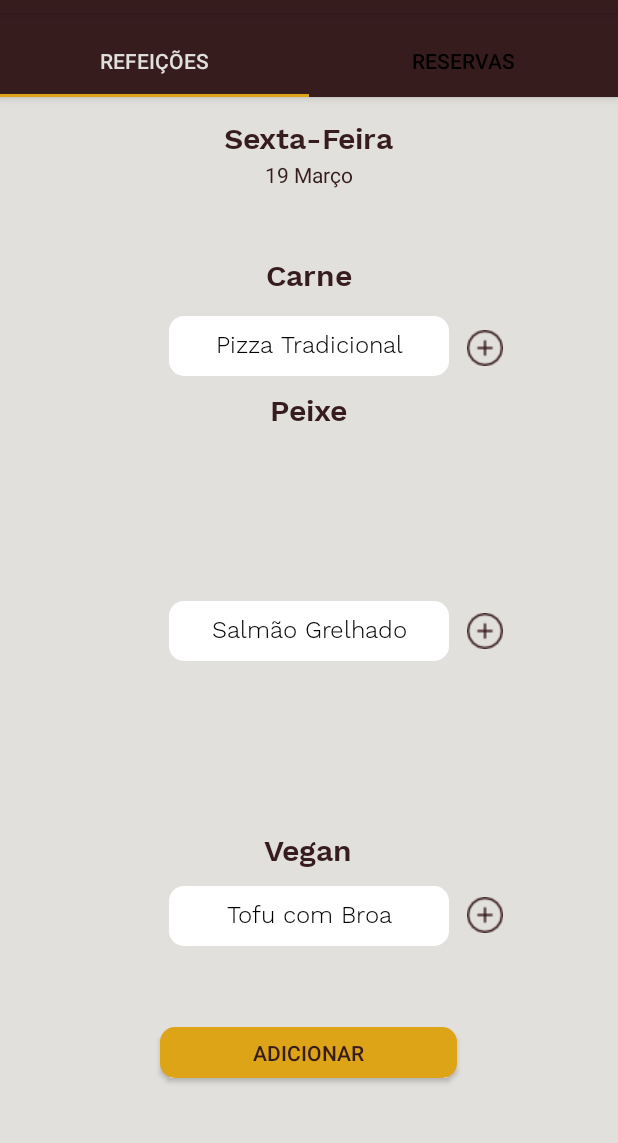
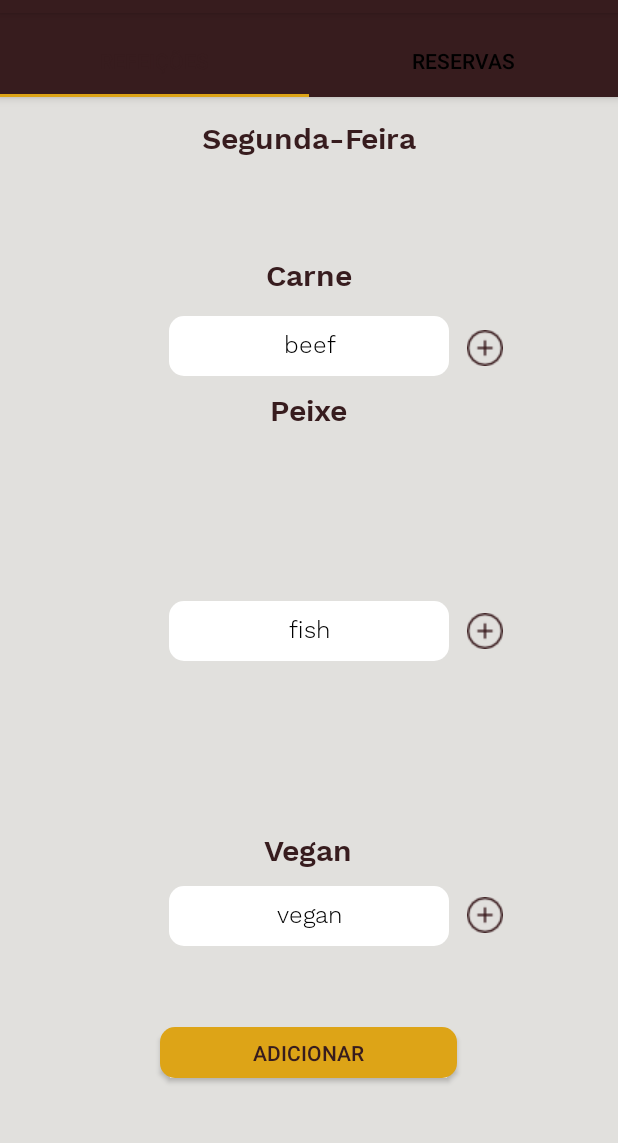
Before and after one commit to andregouveia8/yourmeal, an Android app: the EmployeeActivity screen opened directly, with no data from a screen before it, on a phone screen of 412 x 824 dp, the part 71-1214 px from its top. Run offline under Robolectric (Android 15) with nearby library versions, the phone set to English and light mode, and no system bars.

Commit message:
up
funcionarias com erros

```diff
--- a/app/src/main/java/com/ym/yourmeal/EmployeeActivity.java
+++ b/app/src/main/java/com/ym/yourmeal/EmployeeActivity.java
@@ -2,6 +2,7 @@ package com.ym.yourmeal;
 
 
 import android.app.Dialog;
+import android.content.Intent;
 import android.os.Bundle;
 import android.support.design.widget.TabLayout;
 import android.support.v4.view.ViewPager;
@@ -36,7 +37,6 @@ public class EmployeeActivity extends AppCompatActivity {
 
 
 
-
     }
 
 
--- a/app/src/main/java/com/ym/yourmeal/Tab1Fragment.java
+++ b/app/src/main/java/com/ym/yourmeal/Tab1Fragment.java
@@ -1,18 +1,78 @@
 package com.ym.yourmeal;
 
+import android.content.Intent;
 import android.os.Bundle;
 import android.support.annotation.Nullable;
 import android.support.v4.app.Fragment;
+import android.util.Log;
 import android.view.LayoutInflater;
 import android.view.View;
 import android.view.ViewGroup;
+import android.widget.Button;
+import android.widget.EditText;
+import android.widget.TextView;
+
+import static android.app.Activity.RESULT_OK;
 
 public class Tab1Fragment extends Fragment {
+
+
+
+    EditText txtCarne, txtPeixe, txtVegan;
+    TextView diaT;
+    String nameCarne, namePeixe, nameVegan;
+    String dia = MainActivity.diadasemana;
+    final int REQUEST_CODE = 1;
+
+    String[] menu = new String[]{"beef","fish","vegan"};
+
 
     @Nullable
     @Override
     public View onCreateView(LayoutInflater inflater, @Nullable ViewGroup container, @Nullable Bundle savedInstanceState) {
-        View view = inflater.inflate(R.layout.tab1_fragment,container,false);
+        View view = inflater.inflate(R.layout.tab1_fragment, container, false);
+
+
+        txtCarne = view.findViewById(R.id.txtCarneFunc);
+        txtPeixe = view.findViewById(R.id.txtPeixe_Func);
+        txtVegan = view.findViewById(R.id.txtVegan_Func);
+
+
+        txtCarne.setText(menu[0]);
+
+        txtPeixe.setText(menu[1]);
+
+        txtVegan.setText(menu[2]);
+
+
+        diaT = view.findViewById(R.id.dataDiaFunc);
+        diaT.setText(dia);
+
+
+        final Button btnCarne = view.findViewById(R.id.btnFuncCarne);
+        btnCarne.setOnClickListener(new View.OnClickListener() {
+            public void onClick(View v) {
+                Intent i = new Intent(getContext().getApplicationContext(), MeatListActivity.class);
+                startActivity(i);
+            }
+        });
+
+        final Button btnPeixe = view.findViewById(R.id.btnFuncPeixe);
+        btnPeixe.setOnClickListener(new View.OnClickListener() {
+            public void onClick(View v) {
+                Intent i = new Intent(getContext().getApplicationContext(), FishListActivity.class);
+                startActivity(i);
+            }
+        });
+
+        final Button btnVegan = view.findViewById(R.id.btnFuncVegan);
+        btnVegan.setOnClickListener(new View.OnClickListener() {
+            public void onClick(View v) {
+                Intent i = new Intent(getContext().getApplicationContext(), MeatListActivity.class);
+                startActivity(i);
+            }
+        });
+
         return view;
     }
 }
--- a/app/src/main/java/com/ym/yourmeal/Tab2Fragment.java
+++ b/app/src/main/java/com/ym/yourmeal/Tab2Fragment.java
@@ -3,16 +3,60 @@ package com.ym.yourmeal;
 import android.os.Bundle;
 import android.support.annotation.Nullable;
 import android.support.v4.app.Fragment;
+import android.util.Log;
 import android.view.LayoutInflater;
 import android.view.View;
 import android.view.ViewGroup;
+import android.widget.EditText;
+import android.widget.TextView;
+
+import com.ym.yourmeal.imp.ReservationManager;
+import com.ym.yourmeal.models.Reservation;
+
+import java.util.ArrayList;
 
 public class Tab2Fragment extends Fragment {
+
+    EditText txtReservasCarne;
+    EditText txtReservasPeixe;
+    EditText txtReservasVegan;
+
+
+    TextView diaT;
+    String dia = MainActivity.diadasemana;
 
     @Nullable
     @Override
     public View onCreateView(LayoutInflater inflater, @Nullable ViewGroup container, @Nullable Bundle savedInstanceState) {
         View view = inflater.inflate(R.layout.tab2_fragment,container,false);
+
+        ArrayList<Reservation> reserves = ReservationManager.getInstance().getReservations();
+
+        txtReservasCarne = (EditText) view.findViewById(R.id.txtCarne_Func);
+        txtReservasPeixe = (EditText) view.findViewById(R.id.txtPeixe_Func);
+        txtReservasVegan = (EditText) view.findViewById(R.id.txtVegan_Func);
+
+        diaT = view.findViewById(R.id.dataDiaFunc2);
+        diaT.setText(dia);
+
+        int reservasCarne = 0;
+        int reservasPeixe = 0;
+        int reservasVegan = 0;
+
+        for (int i = 0 ; i< reserves.size();i++){
+            String tipo = reserves.get(i).getDish();
+            if(tipo.equals("carne")){
+                reservasCarne = reservasCarne + 1;
+            } else if (tipo.equals("peixe")){
+                reservasPeixe = reservasPeixe + 1;
+            } else{
+                reservasVegan = reservasVegan + 1;
+            }
+        }
+        txtReservasCarne.setText(String.valueOf(reservasCarne) + " Reservas");
+        txtReservasPeixe.setText(String.valueOf(reservasPeixe) + " Reservas");
+        txtReservasVegan.setText(String.valueOf(reservasVegan) + " Reservas");
+
         return view;
     }
 }
--- a/app/src/main/res/layout/tab1_fragment.xml
+++ b/app/src/main/res/layout/tab1_fragment.xml
@@ -8,7 +8,7 @@
     tools:layout_editor_absoluteY="81dp">
 
     <TextView
-        android:id="@+id/dataDia"
+        android:id="@+id/dataDiaFunc"
         android:layout_width="wrap_content"
         android:layout_height="wrap_content"
         android:layout_alignParentTop="true"
@@ -24,18 +24,6 @@
         app:layout_constraintEnd_toEndOf="parent"
         app:layout_constraintStart_toStartOf="parent"
         app:layout_constraintTop_toTopOf="parent" />
-
-    <TextView
-        android:id="@+id/dataDiaMes"
-        android:layout_width="wrap_content"
-        android:layout_height="wrap_content"
-        android:layout_below="@+id/dataDia"
-        android:layout_centerHorizontal="true"
-        android:text="19 Março"
-        android:textColor="@color/MarromColor1"
-        app:layout_constraintBottom_toTopOf="@+id/dataDia2"
-        app:layout_constraintStart_toStartOf="@+id/dataDia"
-        app:layout_constraintTop_toBottomOf="@+id/dataDia" />
 
     <TextView
         android:id="@+id/dataDia2"
@@ -90,6 +78,43 @@
         app:layout_constraintTop_toBottomOf="@+id/dataDia4" />
 
     <EditText
+        android:id="@+id/txtCarneFunc"
+        android:layout_width="wrap_content"
+        android:layout_height="40dp"
+        android:layout_alignBottom="@+id/btnFuncCarne"
+        android:layout_centerHorizontal="true"
+        android:background="@drawable/inputlogin"
+        android:ems="10"
+        android:focusable="false"
+        android:fontFamily="@font/worksanslight"
+        android:inputType="text"
+        android:textAlignment="center"
+        android:textColor="@color/BlackColor"
+        android:textSize="16sp"
+        app:layout_constraintBottom_toTopOf="@+id/dataDia4"
+        app:layout_constraintEnd_toStartOf="@+id/btnFuncCarne"
+        app:layout_constraintStart_toStartOf="parent"
+        app:layout_constraintTop_toBottomOf="@+id/dataDia2" />
+
+    <EditText
+        android:id="@+id/txtPeixe_Func"
+        android:layout_width="wrap_content"
+        android:layout_height="40dp"
+        android:layout_centerInParent="true"
+        android:background="@drawable/inputlogin"
+        android:ems="10"
+        android:focusable="false"
+        android:fontFamily="@font/worksanslight"
+        android:inputType="text"
+        android:textAlignment="center"
+        android:textColor="@color/BlackColor"
+        android:textSize="16sp"
+        app:layout_constraintBottom_toTopOf="@+id/dataDia4"
+        app:layout_constraintEnd_toStartOf="@+id/btnFuncCarne"
+        app:layout_constraintStart_toStartOf="parent"
+        app:layout_constraintTop_toBottomOf="@+id/dataDia2" />
+
+    <EditText
         android:id="@+id/txtVegan_Func"
         android:layout_width="wrap_content"
         android:layout_height="40dp"
@@ -101,46 +126,6 @@
         android:focusable="false"
         android:fontFamily="@font/worksanslight"
         android:inputType="text"
-        android:text="Tofu com Broa"
-        android:textAlignment="center"
-        android:textColor="@color/BlackColor"
-        android:textSize="16sp"
-        app:layout_constraintBottom_toTopOf="@+id/dataDia4"
-        app:layout_constraintEnd_toStartOf="@+id/btnFuncCarne"
-        app:layout_constraintStart_toStartOf="parent"
-        app:layout_constraintTop_toBottomOf="@+id/dataDia2" />
-
-    <EditText
-        android:id="@+id/txtEmail_Login3"
-        android:layout_width="wrap_content"
-        android:layout_height="40dp"
-        android:layout_centerInParent="true"
-        android:background="@drawable/inputlogin"
-        android:ems="10"
-        android:focusable="false"
-        android:fontFamily="@font/worksanslight"
-        android:inputType="text"
-        android:text="Salmão Grelhado"
-        android:textAlignment="center"
-        android:textColor="@color/BlackColor"
-        android:textSize="16sp"
-        app:layout_constraintBottom_toTopOf="@+id/dataDia4"
-        app:layout_constraintEnd_toStartOf="@+id/btnFuncCarne"
-        app:layout_constraintStart_toStartOf="parent"
-        app:layout_constraintTop_toBottomOf="@+id/dataDia2" />
-
-    <EditText
-        android:id="@+id/txtEmail_Login2"
-        android:layout_width="wrap_content"
-        android:layout_height="40dp"
-        android:layout_alignBottom="@+id/btnFuncCarne"
-        android:layout_centerHorizontal="true"
-        android:background="@drawable/inputlogin"
-        android:ems="10"
-        android:focusable="false"
-        android:fontFamily="@font/worksanslight"
-        android:inputType="text"
-        android:text="Pizza Tradicional"
         android:textAlignment="center"
         android:textColor="@color/BlackColor"
         android:textSize="16sp"
@@ -156,7 +141,7 @@
         android:layout_height="38dp"
         android:layout_alignParentTop="true"
         android:layout_marginTop="148dp"
-        android:layout_toEndOf="@+id/txtEmail_Login3"
+        android:layout_toEndOf="@+id/txtPeixe_Func"
         android:drawableStart="@drawable/plusbutton"
         app:layout_constraintEnd_toEndOf="parent"
         app:layout_constraintStart_toEndOf="@+id/txtPassword_Atual"
--- a/app/src/main/res/values/styles.xml
+++ b/app/src/main/res/values/styles.xml
@@ -6,10 +6,11 @@
         <item name="android:statusBarColor">@color/MarromColor3</item>
         <item name="android:colorForeground">@color/WhiteColor</item>
         <item name="android:navigationBarColor">@color/BlackColor</item>
-        <item name="android:textColorPrimary">@color/BackgroundColor</item>
+        <item name="android:textColorPrimary">@color/MarromColor1</item>
         <item name="android:colorBackground">@color/BackgroundColor</item>
         <item name="android:textColorSecondary">@color/BlackColor</item>
         <item name="android:textColorSecondaryInverse">@color/WhiteColor</item>
+        <item name="colorPrimaryDark">@color/MarromColor1</item>
 
     </style>
 
```
Also changed, not shown: app/src/main/AndroidManifest.xml (+6 -2 lines), app/src/main/java/com/ym/yourmeal/FishListActivity.java (added, +62 -0 lines), app/src/main/java/com/ym/yourmeal/MeatListActivity.java (added, +62 -0 lines), app/src/main/java/com/ym/yourmeal/VeganListActivity.java (added, +57 -0 lines), app/src/main/res/layout/activity_fish_list.xml (added, +13 -0 lines), app/src/main/res/layout/activity_meat_list.xml (added, +13 -0 lines), app/src/main/res/layout/activity_vegan_list.xml (added, +13 -0 lines), app/src/main/res/layout/tab2_fragment.xml (+3 -15 lines).
